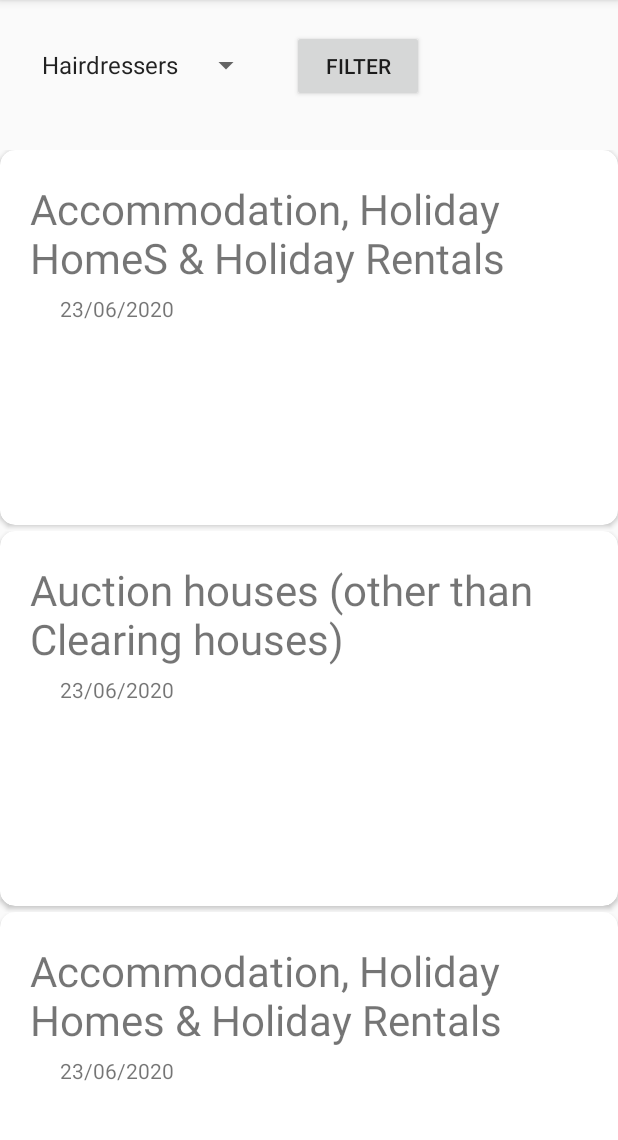
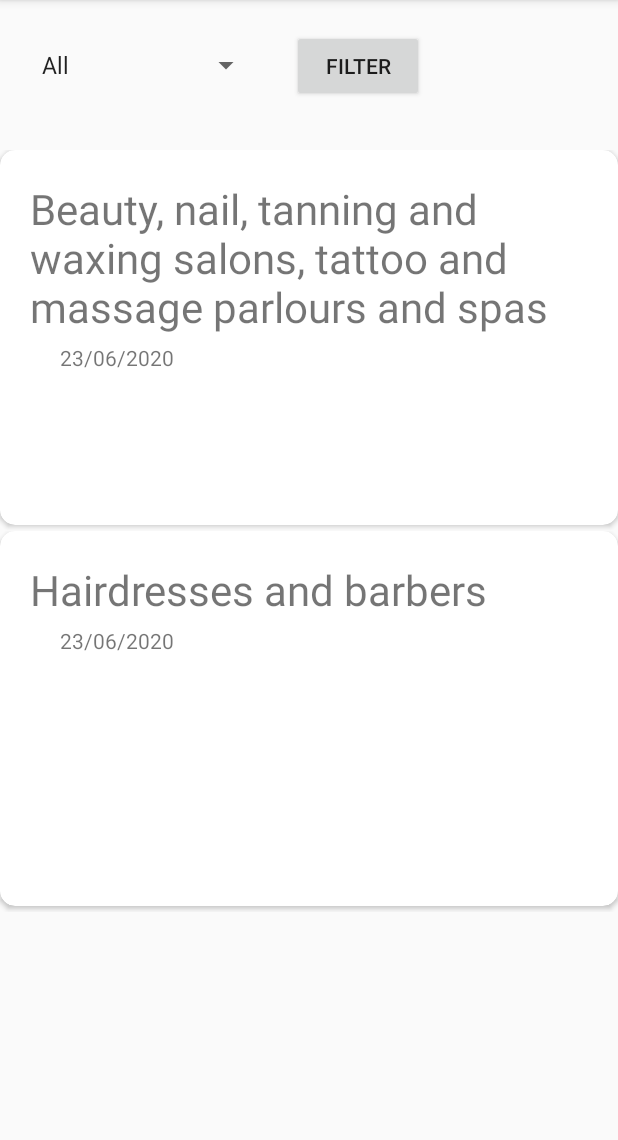
Before and after one commit to EmmaStyles/INFS3605Assignment, an Android app: the screen it shows after launch (IndustryActivity), after a tap on "Beauty", on a phone screen of 412 x 824 dp, the part 84-1224 px from its top. Run offline under Robolectric (Android 15) with nearby library versions, the phone set to English and light mode, and no system bars; 3 other taps on this screen came first.

Commit message:
functional dropdown filtering for industry activity restriction articles

```diff
--- a/app/src/main/java/com/infs3605/infs3605/IndustryActivity.java
+++ b/app/src/main/java/com/infs3605/infs3605/IndustryActivity.java
@@ -7,20 +7,24 @@ import androidx.recyclerview.widget.RecyclerView;
 
 import android.content.Intent;
 import android.os.Bundle;
+import android.view.View;
+import android.widget.AdapterView;
 import android.widget.ArrayAdapter;
 import android.widget.Spinner;
+import android.widget.Toast;
 
 import java.util.ArrayList;
 
 
 //when an industry is clicked on the main activity, it opens up this activity
-public class IndustryActivity extends AppCompatActivity {
+public class IndustryActivity extends AppCompatActivity implements AdapterView.OnItemSelectedListener {
     private Spinner spinner;
     private RecyclerView recyclerView;
     private IndustryActivityAdapter mIndustryActAdapter;
     private RecyclerView.LayoutManager layoutManager;
-    ArrayList<Article> myDataset = new ArrayList<Article>();
-
+//    ArrayList<Article> myDataset = new ArrayList<Article>();
+//    ArrayList<Article> getMyDatasetFiltered = new ArrayList<Article>(); //commented for camposha filter
+IndustryClass industryClass;
     @Override
     protected void onCreate(Bundle savedInstanceState) {
         super.onCreate(savedInstanceState);
@@ -34,9 +38,10 @@ public class IndustryActivity extends AppCompatActivity {
         recyclerView.setLayoutManager(layoutManager);
 
         Intent intent = getIntent();
-        IndustryClass industryClass = intent.getParcelableExtra("Industry Object");
+         industryClass = intent.getParcelableExtra("Industry Object");
 
         ArrayList<String> industrySegments= new ArrayList<>();
+        industrySegments.add("All");
 
             //Fills the ArrayList industrySegments with segments that come from the parcelable Industry Object clicked on
         for(int i=0; i<industryClass.industrySegments.size(); i++){
@@ -48,15 +53,84 @@ public class IndustryActivity extends AppCompatActivity {
         adapter.setDropDownViewResource(android.R.layout.simple_spinner_dropdown_item);
 
         spinner.setAdapter(adapter);
+        spinner.setOnItemSelectedListener(this);
 
-        myDataset.add(new Article("Travel", "Hotels", "Accommodation, Holiday HomeS & Holiday Rentals", "23/06/2020", "Accommodation services may be offered without restriction, except holiday rentals which are subject to restrictions.\n"));
-        myDataset.add(new Article("Property", "Real Estate", "Auction houses (other than Clearing houses)", "23/06/2020", "Accommodation services may be offered without restriction, except holiday rentals which are subject to restrictions.\n"));
-        myDataset.add(new Article("Hospitality", "Bars", "Accommodation, Holiday Homes & Holiday Rentals", "23/06/2020", "Capacity must not exceed 50 customers or one customer per 4 square metres (excluding staff) per existing separate seated food or drink area.\n"));
-        myDataset.add(new Article("Beauty", "Nail Salons", "Beauty, nail, tanning and waxing salons, tattoo and massage parlours and spas", "23/06/2020", "Capacity must not exceed 20 customers or one customer per 4 square metres.\n"));
-        myDataset.add(new Article("Hospitality", "Restaurants", "Cafes and restaurants", "23/06/2020", "Capacity must not exceed 50 customers or one customer per 4 square metres.\n"));
+//        myDataset.add(new Article("Travel", "Hotels", "Accommodation, Holiday Homes & Holiday Rentals", "23/06/2020", "Accommodation services may be offered without restriction, except holiday rentals which are subject to restrictions.\n"));
+//        myDataset.add(new Article("Property", "Real Estate", "Auction houses (other than Clearing houses)", "23/06/2020", "Accommodation services may be offered without restriction, except holiday rentals which are subject to restrictions.\n"));
+//        myDataset.add(new Article("Hospitality", "Bars", "Bars, pubs, clubs, cellar doors, micro-breweries, distilleries and casinos", "23/06/2020", "Capacity must not exceed 50 customers or one customer per 4 square metres (excluding staff) per existing separate seated food or drink area.\n"));
+//        myDataset.add(new Article("Beauty", "Nail Salons", "Beauty, nail, tanning and waxing salons, tattoo and massage parlours and spas", "23/06/2020", "Capacity must not exceed 20 customers or one customer per 4 square metres.\n"));
+//        myDataset.add(new Article("Hospitality", "Restaurants", "Cafes and restaurants", "23/06/2020", "Capacity must not exceed 50 customers or one customer per 4 square metres.\n"));
 
-        mIndustryActAdapter = new IndustryActivityAdapter(myDataset);
+        // commented only for camposha tutorial addition, without it this sld be uncommented
+//        mIndustryActAdapter = new IndustryActivityAdapter(getMyDatasetFiltered);
         recyclerView.setLayoutManager(layoutManager);
+//        recyclerView.setAdapter(mIndustryActAdapter); commented for camposha tutorial
+    }
+    ArrayList<Article> data = new ArrayList<Article>();
+    //camposha tutorial
+    private ArrayList<Article> getArticles(){
+//        ArrayList<Article> data = new ArrayList<Article>();
+        data.clear();
+
+        data.add(new Article("Travel", "Hotels", "Accommodation, Holiday HomeS & Holiday Rentals", "23/06/2020", "Accommodation services may be offered without restriction, except holiday rentals which are subject to restrictions.\n"));
+        data.add(new Article("Property", "Real Estate", "Auction houses (other than Clearing houses)", "23/06/2020", "Accommodation services may be offered without restriction, except holiday rentals which are subject to restrictions.\n"));
+        data.add(new Article("Hospitality", "Bars", "Bars, pubs, clubs, cellar doors, micro-breweries, distilleries and casinos", "23/06/2020", "Capacity must not exceed 50 customers or one customer per 4 square metres (excluding staff) per existing separate seated food or drink area.\n"));
+        data.add(new Article("Beauty", "Nail Salons", "Beauty, nail, tanning and waxing salons, tattoo and massage parlours and spas", "23/06/2020", "Capacity must not exceed 20 customers or one customer per 4 square metres.\n"));
+        data.add(new Article("Hospitality", "Restaurants and Cafes", "Cafes and restaurants", "23/06/2020", "Capacity must not exceed 50 customers or one customer per 4 square metres.\n"));
+        data.add(new Article("Hospitality", "Restaurants and Cafes", "Food Courts", "23/06/2020", "Operators must have a COVID safety plan\n"));
+        data.add(new Article("Beauty", "Hairdressers", "Hairdresses and barbers", "23/06/2020", "Hairdressing salons and barbers may open with restrictions.\n"));
+
+        return data;
+    }
+
+    private void getSelectedSegment(String segment){
+        ArrayList<Article> articlesToDisplay = new ArrayList<Article>();
+        getArticles();
+        String industryChosen = industryClass.getIndustryName();
+        if(segment.equalsIgnoreCase("All")){
+
+            for(int i = 0; i< data.size(); i++){
+                if(data.get(i).getIndustry().equalsIgnoreCase(industryChosen)){
+                    articlesToDisplay.add(new Article(data.get(i).getIndustry(), data.get(i).getSegment() ,data.get(i).getTitle(), data.get(i).getDate(), data.get(i).getContent()));
+                }else{
+//                    data.remove(i);
+                }
+
+            }
+            mIndustryActAdapter = new IndustryActivityAdapter(articlesToDisplay);
+//            mIndustryActAdapter = new IndustryActivityAdapter(getArticles());
+
+        } else{
+            articlesToDisplay.clear();
+            for(Article article : getArticles()){
+                if(article.getSegment().equalsIgnoreCase(segmentChosen)){
+                    articlesToDisplay.add(article);
+                }
+            }
+            mIndustryActAdapter = new IndustryActivityAdapter(articlesToDisplay);
+        }
         recyclerView.setAdapter(mIndustryActAdapter);
+
+    }
+    //camposha tutorial addition end
+String segmentChosen;
+    @Override
+    public void onItemSelected(AdapterView<?> adapterView, View view, int position, long l) {
+         segmentChosen = adapterView.getItemAtPosition(position).toString();
+        Toast.makeText(adapterView.getContext(), segmentChosen, Toast.LENGTH_SHORT ).show();
+
+        getSelectedSegment(segmentChosen); //added for camposha tutorial
+
+        //commented out for the camposha tutorial
+//        for(int i=0; i<myDataset.size(); i++){
+//            if (myDataset.get(i).segment.equalsIgnoreCase(segmentChosen)){
+//                getMyDatasetFiltered.add(new Article(myDataset.get(i).industry, myDataset.get(i).segment, myDataset.get(i).title, myDataset.get(i).date, myDataset.get(i).content));
+//            }
+//        }
+    }
+
+    @Override
+    public void onNothingSelected(AdapterView<?> adapterView) {
+
     }
 }
```
